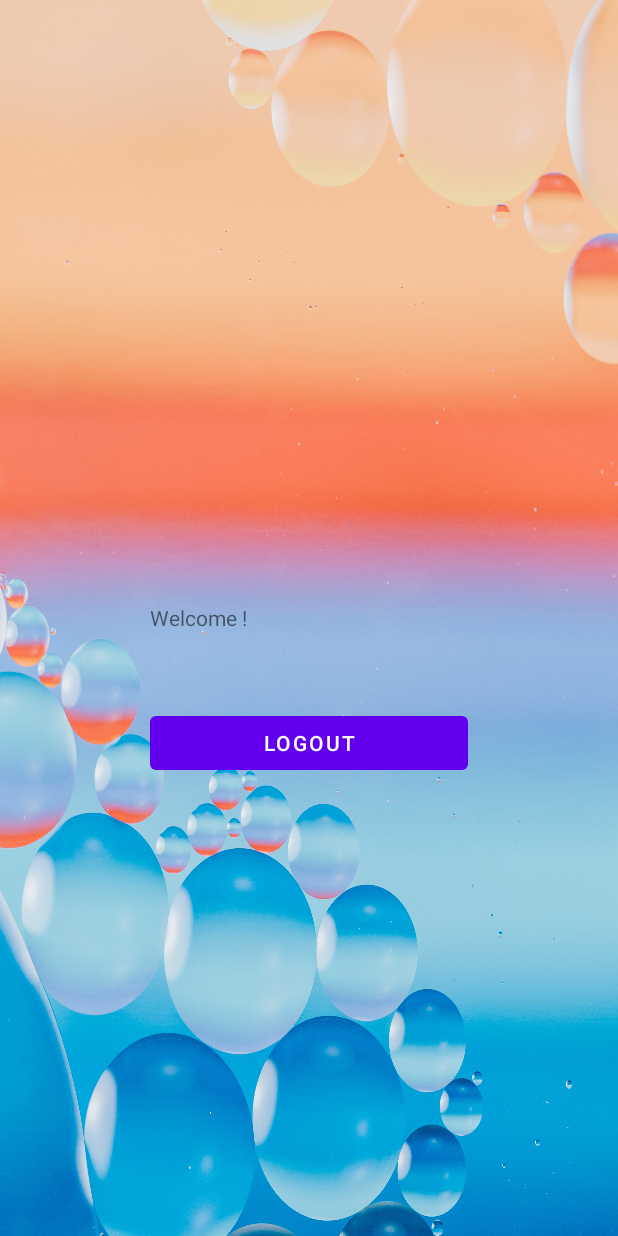
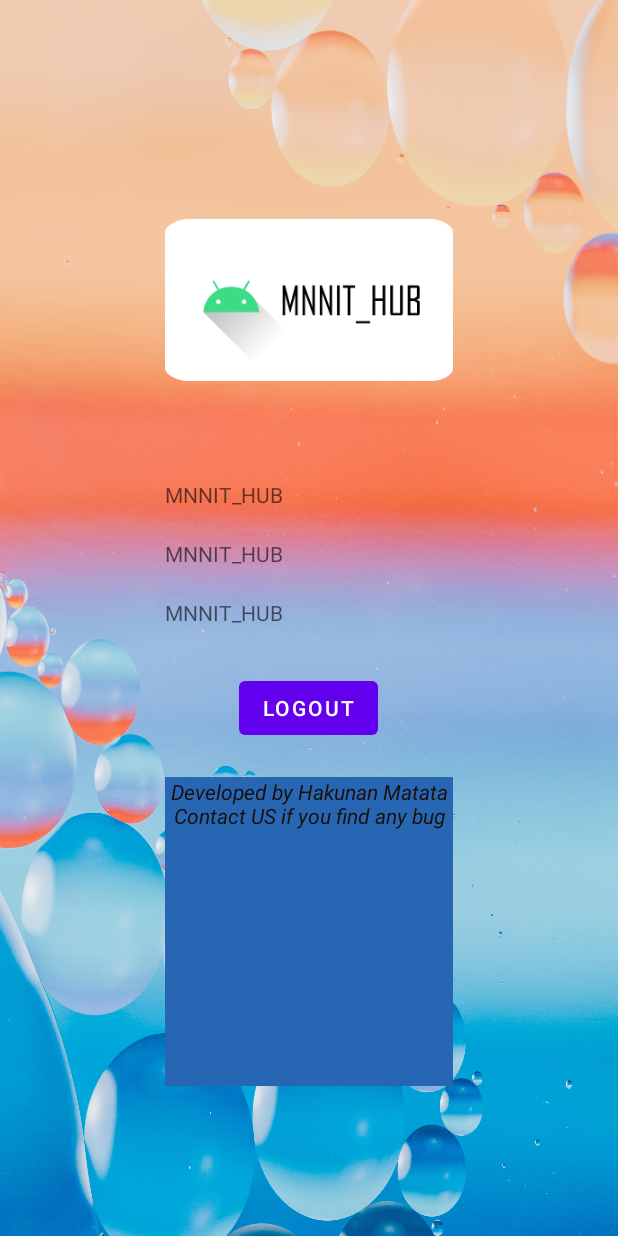
Before and after one commit to Prat2404/MNNIT_HUB, an Android app: the screen it shows after launch once a user with an empty profile is signed in (MainActivity before the commit, ProfileActivity after it), on a phone screen of 412 x 824 dp. Run offline under Robolectric (Android 15) with nearby library versions, the phone set to English and light mode, and no system bars; our stand-ins replace Firebase (no records; nobody signed in at launch, a user with empty details on screens opened directly).

Commit message:
profie page added

```diff
--- a/app/src/main/AndroidManifest.xml
+++ b/app/src/main/AndroidManifest.xml
@@ -11,7 +11,8 @@
         android:roundIcon="@mipmap/ic_launcher_round"
         android:supportsRtl="true"
         android:theme="@style/Theme.MNNIT_HUB">
-        <activity android:name=".Dashboard"></activity>
+        <activity android:name=".ProfileActivity"/>
+        <activity android:name=".Dashboard" />
         <activity android:name=".MainActivity" />
         <activity android:name=".LoginActivity" />
         <activity android:name=".RegisterActivity">
--- a/app/src/main/java/com/example/mnnit_hub/LoginActivity.java
+++ b/app/src/main/java/com/example/mnnit_hub/LoginActivity.java
@@ -39,8 +39,8 @@ public class LoginActivity extends AppCompatActivity {
                     public void onComplete(@NonNull Task<AuthResult> task) {
                         if (task.isSuccessful()) {
                             Toast.makeText(getApplicationContext(), "Login Succesfull", Toast.LENGTH_SHORT).show();
-                            startActivity(new Intent(getApplicationContext(), MainActivity.class));
-
+                            startActivity(new Intent(getApplicationContext(), ProfileActivity.class));
+                            finish();
                         } else {
                             Toast.makeText(getApplicationContext(), "Error : " + task.getException().getMessage(), Toast.LENGTH_SHORT).show();
                         }
--- a/app/src/main/java/com/example/mnnit_hub/MainActivity.java
+++ b/app/src/main/java/com/example/mnnit_hub/MainActivity.java
@@ -14,7 +14,7 @@ public class MainActivity extends AppCompatActivity {
     protected void onCreate(Bundle savedInstanceState) {
         super.onCreate(savedInstanceState);
         setContentView(R.layout.activity_main);
-
+        finish();
     }
 
     public void Logout(View view) {
--- /dev/null
+++ b/app/src/main/java/com/example/mnnit_hub/ProfileActivity.java
@@ -0,0 +1,67 @@
+package com.example.mnnit_hub;
+
+import androidx.annotation.NonNull;
+import androidx.appcompat.app.AppCompatActivity;
+
+import android.content.Intent;
+import android.os.Bundle;
+import android.view.View;
+import android.widget.TextView;
+
+import com.google.firebase.auth.FirebaseAuth;
+import com.google.firebase.database.DataSnapshot;
+import com.google.firebase.database.DatabaseError;
+import com.google.firebase.database.DatabaseReference;
+import com.google.firebase.database.FirebaseDatabase;
+import com.google.firebase.database.ValueEventListener;
+
+import java.io.Console;
+
+import CommonFiles.*;
+
+public class ProfileActivity extends AppCompatActivity {
+  private TextView userName,userEmail,userNumber;
+  private String rName,Email,Number;
+    private FirebaseAuth auth;
+    private  FirebaseDatabase fire;
+    private  String Name;
+    public static  Users user;
+    @Override
+    protected void onCreate(Bundle savedInstanceState) {
+      super.onCreate(savedInstanceState);
+        setContentView(R.layout.activity_profile);
+        userName=findViewById(R.id.profileName);
+        userNumber=findViewById(R.id.profileNumber);
+        userEmail=findViewById(R.id.profileEmail);
+        fire=FirebaseDatabase.getInstance();
+        auth=FirebaseAuth.getInstance();
+        DatabaseReference userref= fire.getReference("Users");
+        userref.addValueEventListener(new ValueEventListener() {
+            @Override
+            public void onDataChange(@NonNull DataSnapshot snapshot) {
+                for(DataSnapshot ds : snapshot.getChildren())
+                {
+                    if(ds.getKey().equals(auth.getCurrentUser().getUid()))
+                    {
+                        userName.setText(ds.child("name").getValue().toString());
+                        userEmail.setText(ds.child("email").getValue().toString());
+                        userNumber.setText(ds.child("phone").getValue().toString());
+
+                    }
+                }
+            }
+
+            @Override
+            public void onCancelled(@NonNull DatabaseError error) {
+
+            }
+        });
+       // userName.setText(Name);
+    }
+    public void Logout(View view) {
+        FirebaseAuth.getInstance().signOut();
+        startActivity(new Intent(getApplicationContext(), LoginActivity.class));
+        finish();
+    }
+
+}
--- a/app/src/main/java/com/example/mnnit_hub/RegisterActivity.java
+++ b/app/src/main/java/com/example/mnnit_hub/RegisterActivity.java
@@ -33,6 +33,12 @@ public class RegisterActivity extends AppCompatActivity {
     protected void onCreate(Bundle savedInstanceState) {
         super.onCreate(savedInstanceState);
         setContentView(R.layout.activity_register);
+        auth = FirebaseAuth.getInstance();
+        if (auth.getCurrentUser()!=null) {
+            startActivity(new Intent(getApplicationContext(), ProfileActivity.class));
+           finish();
+        }
+
         name = findViewById(R.id.registerNameET);
         email = findViewById(R.id.registerEmailET);
         passwd = findViewById(R.id.registerPasswordET);
@@ -40,9 +46,8 @@ public class RegisterActivity extends AppCompatActivity {
         register = findViewById(R.id.registeruser);
         phone = findViewById(R.id.registerPhoneET);
         terms = findViewById(R.id.loggedincheck);
-        auth = FirebaseAuth.getInstance();
-        if (auth.getCurrentUser() != null)
-            startActivity(new Intent(getApplicationContext(), MainActivity.class));
+
+
         register.setOnClickListener(new View.OnClickListener() {
             @Override
             public void onClick(View v) {
@@ -83,8 +88,10 @@ public class RegisterActivity extends AppCompatActivity {
                                                 public void onComplete(@NonNull Task<Void> task) {
                                                     if (task.isSuccessful()) {
                                                         Toast.makeText(getApplicationContext(), "User Created", Toast.LENGTH_SHORT).show();
-                                                        startActivity(new Intent(getApplicationContext(), MainActivity.class));
+                                                    //    ProfileActivity.user=new Users(username,useremail,userphone);
+                                                        startActivity(new Intent(getApplicationContext(), ProfileActivity.class));
                                                         finish();
+
                                                     } else {
                                                         Toast.makeText(getApplicationContext(), "Userdatabase entry error", Toast.LENGTH_SHORT).show();
 
--- /dev/null
+++ b/app/src/main/res/drawable-v24/ic_banner_foreground.xml
@@ -0,0 +1,69 @@
+<vector xmlns:android="http://schemas.android.com/apk/res/android"
+    xmlns:aapt="http://schemas.android.com/aapt"
+    android:width="320dp"
+    android:height="180dp"
+    android:viewportWidth="320"
+    android:viewportHeight="180">
+  <group android:scaleX="0.6666667"
+      android:scaleY="0.6666667"
+      android:translateX="53.333332"
+      android:translateY="30">
+    <group android:scaleX="1.35"
+        android:scaleY="1.35"
+        android:translateX="0.7"
+        android:translateY="17.1">
+      <path
+          android:pathData="M31,63.928c0,0 6.4,-11 12.1,-13.1c7.2,-2.6 26,-1.4 26,-1.4l38.1,38.1L107,108.928l-32,-1L31,63.928zM43.4,57.328c-0.8,0 -1.5,-0.5 -1.8,-1.2c-0.3,-0.7 -0.1,-1.5 0.4,-2.1c0.5,-0.5 1.4,-0.7 2.1,-0.4c0.7,0.3 1.2,1 1.2,1.8C45.3,56.528 44.5,57.328 43.4,57.328L43.4,57.328zM64.6,57.328c-0.8,0 -1.5,-0.5 -1.8,-1.2s-0.1,-1.5 0.4,-2.1c0.5,-0.5 1.4,-0.7 2.1,-0.4c0.7,0.3 1.2,1 1.2,1.8C66.5,56.528 65.6,57.328 64.6,57.328L64.6,57.328z"
+          android:fillType="evenOdd">
+        <aapt:attr name="android:fillColor">
+          <gradient
+              android:startY="49.59793"
+              android:startX="42.9492"
+              android:endY="92.4963"
+              android:endX="85.84757"
+              android:type="linear">
+            <item
+                android:color="#44000000"
+                android:offset="0"/>
+            <item
+                android:color="#00000000"
+                android:offset="1"/>
+          </gradient>
+        </aapt:attr>
+      </path>
+
+      <path
+          android:pathData="M65.3,45.828l3.8,-6.6c0.2,-0.4 0.1,-0.9 -0.3,-1.1c-0.4,-0.2 -0.9,-0.1 -1.1,0.3l-3.9,6.7c-6.3,-2.8 -13.4,-2.8 -19.7,0l-3.9,-6.7c-0.2,-0.4 -0.7,-0.5 -1.1,-0.3C38.8,38.328 38.7,38.828 38.9,39.228l3.8,6.6C36.2,49.428 31.7,56.028 31,63.928h46C76.3,56.028 71.8,49.428 65.3,45.828zM43.4,57.328c-0.8,0 -1.5,-0.5 -1.8,-1.2c-0.3,-0.7 -0.1,-1.5 0.4,-2.1c0.5,-0.5 1.4,-0.7 2.1,-0.4c0.7,0.3 1.2,1 1.2,1.8C45.3,56.528 44.5,57.328 43.4,57.328L43.4,57.328zM64.6,57.328c-0.8,0 -1.5,-0.5 -1.8,-1.2s-0.1,-1.5 0.4,-2.1c0.5,-0.5 1.4,-0.7 2.1,-0.4c0.7,0.3 1.2,1 1.2,1.8C66.5,56.528 65.6,57.328 64.6,57.328L64.6,57.328z"
+          android:fillColor="#3DDC84"
+          android:fillType="evenOdd"
+          android:strokeWidth="1"
+          android:strokeColor="#00000000"/>
+    </group>
+
+    <group android:scaleX="0.3033526"
+        android:scaleY="0.3033526"
+        android:translateX="128"
+        android:translateY="64.13801">
+      <group android:translateY="141.67969">
+        <path android:pathData="M64,-0L55,-0L55,-69.84375Q55,-71.328125,55.984375,-78.515625L37.515625,-11L35.484375,-11L17.015625,-78.515625Q18,-71.25,18,-69.84375L18,-0L9,-0L9,-110L18,-110L36.21875,-38.921875Q36.359375,-38.359375,36.5,-35.78125Q36.5,-36.828125,36.78125,-38.921875L55,-110L64,-110L64,-0Z"
+            android:fillColor="#000000"/>
+        <path android:pathData="M127,0L120.453125,0L91,-80.90625L91,0L82,0L82,-110L89.109375,-110L118,-30.5L118,-110L127,-110L127,0Z"
+            android:fillColor="#000000"/>
+        <path android:pathData="M190,0L183.45312,0L154,-80.90625L154,0L145,0L145,-110L152.10938,-110L181,-30.5L181,-110L190,-110L190,0Z"
+            android:fillColor="#000000"/>
+        <path android:pathData="M218,0L208,0L208,-110L218,-110L218,0Z"
+            android:fillColor="#000000"/>
+        <path android:pathData="M274,-101L257,-101L257,0L247,0L247,-101L230,-101L230,-110L274,-110L274,-101Z"
+            android:fillColor="#000000"/>
+        <path android:pathData="M329,29L277,29L277,21L329,21L329,29Z"
+            android:fillColor="#000000"/>
+        <path android:pathData="M385,0L375,0L375,-53L348,-53L348,0L338,0L338,-110L348,-110L348,-62L375,-62L375,-110L385,-110L385,0Z"
+            android:fillColor="#000000"/>
+        <path android:pathData="M449,-8.15625Q449,-4.5625,446.70312,-2.28125Q444.40625,0,440.84375,0L411.15625,0Q407.5625,0,405.28125,-2.28125Q403,-4.5625,403,-8.15625L403,-110L413,-110L413,-9L439,-9L439,-110L449,-110L449,-8.15625Z"
+            android:fillColor="#000000"/>
+        <path android:pathData="M511,-8.15625Q511,-4.5625,508.71875,-2.28125Q506.4375,0,502.84375,0L467,0L467,-110L502.5625,-110Q506.15625,-110,508.4375,-107.71875Q510.71875,-105.4375,510.71875,-101.84375L510.71875,-65.65625Q510.71875,-62.6875,506.73438,-60.671875Q502.8125,-59.078125,498.89062,-57.5L507.29688,-53.984375Q511,-52.5,511,-49.34375L511,-8.15625ZM500.71875,-68.484375L500.71875,-101L477,-101L477,-62L490.95312,-62L500.71875,-68.484375ZM501,-9L501,-46.609375L491.09375,-53L477,-53L477,-9L501,-9Z"
+            android:fillColor="#000000"/>
+      </group>
+    </group>
+  </group>
+</vector>
--- a/app/src/main/res/layout/activity_main.xml
+++ b/app/src/main/res/layout/activity_main.xml
@@ -4,7 +4,8 @@
     xmlns:tools="http://schemas.android.com/tools"
     android:layout_width="match_parent"
     android:layout_height="match_parent"
-    android:background="@drawable/background4">
+    android:background="@drawable/background4"
+    tools:context=".MainActivity">
 
     <TextView
         android:layout_width="match_parent"
--- /dev/null
+++ b/app/src/main/res/layout/activity_profile.xml
@@ -0,0 +1,76 @@
+<?xml version="1.0" encoding="utf-8"?>
+<RelativeLayout xmlns:android="http://schemas.android.com/apk/res/android"
+    android:layout_width="match_parent"
+    android:layout_height="match_parent"
+    xmlns:app="http://schemas.android.com/apk/res-auto"
+    xmlns:tools="http://schemas.android.com/tools"
+    android:background="@drawable/background4"
+    tools:context=".ProfileActivity">
+
+    <ImageView
+        android:id="@+id/profileImage"
+        android:layout_width="match_parent"
+        android:layout_height="200dp"
+        android:layout_centerHorizontal="true"
+        android:layout_marginLeft="220dp"
+        android:layout_marginTop="100dp"
+        android:src="@mipmap/ic_banner" />
+
+    <TextView
+        android:layout_width="match_parent"
+        android:layout_height="wrap_content"
+        android:layout_below="@+id/profileImage"
+        android:layout_marginTop="20dp"
+        android:layout_centerHorizontal="true"
+        android:layout_marginLeft="220dp"
+        android:id="@+id/profileName"
+        android:hint="@string/app_name"
+        />
+    <TextView
+        android:layout_width="match_parent"
+        android:layout_height="wrap_content"
+        android:layout_below="@+id/profileName"
+        android:layout_marginTop="20dp"
+        android:layout_centerHorizontal="true"
+        android:layout_marginLeft="220dp"
+        android:id="@+id/profileNumber"
+        android:hint="@string/app_name"
+        />
+    <TextView
+        android:layout_width="match_parent"
+        android:layout_height="wrap_content"
+        android:layout_below="@+id/profileNumber"
+        android:layout_marginTop="20dp"
+        android:layout_centerHorizontal="true"
+        android:layout_marginLeft="220dp"
+        android:id="@+id/profileEmail"
+        android:hint="@string/app_name"
+        />
+    <TextView
+        android:layout_width="match_parent"
+        android:layout_height="match_parent"
+        android:layout_below="@+id/profileEmail"
+        android:layout_marginTop="100dp"
+        android:layout_marginBottom="100dp"
+        android:layout_centerHorizontal="true"
+        android:layout_marginLeft="220dp"
+        android:id="@+id/ContactuS"
+        android:text="Developed by Hakunan Matata
+        Contact US if you find any bug"
+        android:textColor="#190D07"
+        android:textStyle="italic"
+        android:textAlignment="center"
+        android:background="#2766B3"
+        android:gravity="center_horizontal" />
+
+    <Button
+        android:id="@+id/logoutBT"
+        android:layout_width="wrap_content"
+        android:layout_height="wrap_content"
+        android:text="Logout"
+        android:layout_below="@id/profileEmail"
+        android:layout_marginTop="30dp"
+        android:layout_centerHorizontal="true"
+        android:onClick="Logout"/>
+
+</RelativeLayout>
--- /dev/null
+++ b/app/src/main/res/mipmap-anydpi-v26/ic_banner.xml
@@ -0,0 +1,5 @@
+<?xml version="1.0" encoding="utf-8"?>
+<adaptive-icon xmlns:android="http://schemas.android.com/apk/res/android">
+    <background android:drawable="@color/ic_banner_background"/>
+    <foreground android:drawable="@drawable/ic_banner_foreground"/>
+</adaptive-icon>
--- /dev/null
+++ b/app/src/main/res/values/ic_banner_background.xml
@@ -0,0 +1,4 @@
+<?xml version="1.0" encoding="utf-8"?>
+<resources>
+    <color name="ic_banner_background">#FFFFFF</color>
+</resources>
```
Also changed, not shown: app/src/main/res/mipmap-xhdpi/ic_banner.png (added).
